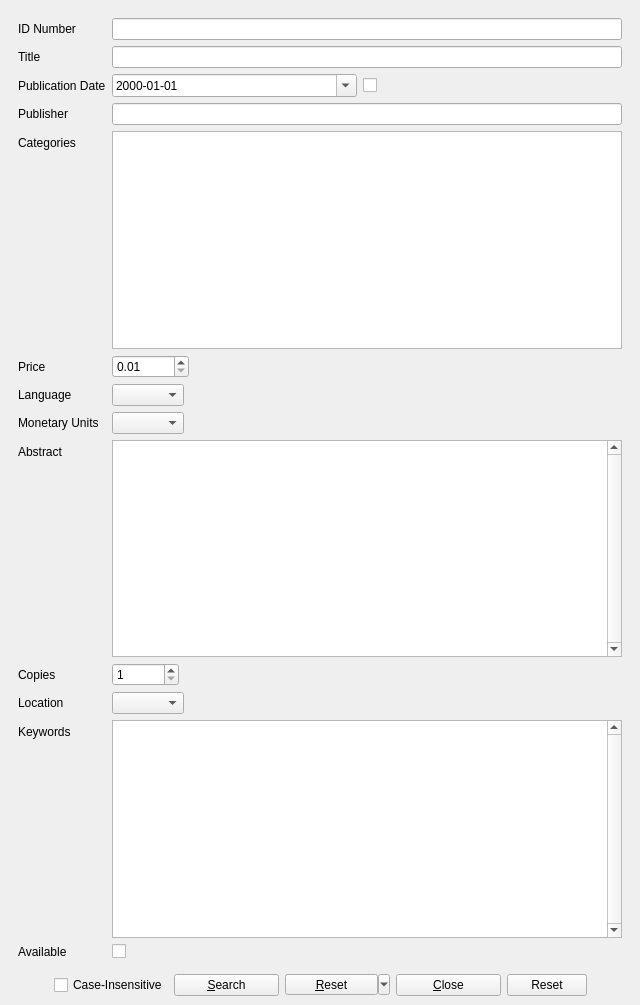
The window that UI/biblioteq_allinfo.ui (textbrowser/biblioteq) describes before a commit, drawn with Qt 5.
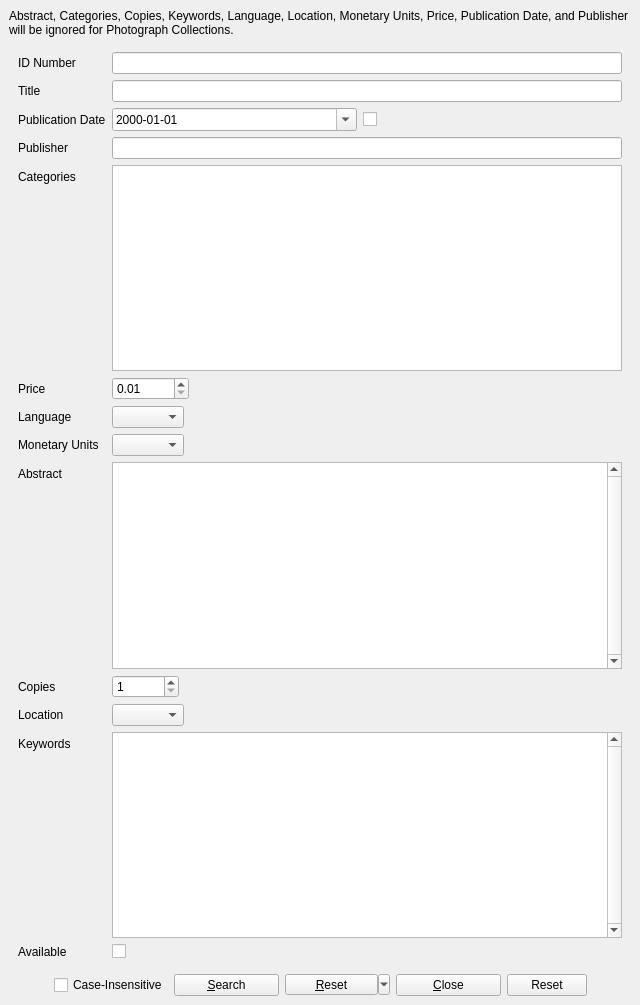
The same window after the commit. Icons and pictures are not drawn.

Commit message: New documentation label.

What changed in the file:
```diff
--- a/UI/biblioteq_allinfo.ui
+++ b/UI/biblioteq_allinfo.ui
@@ -19,6 +19,16 @@
   </property>
   <widget class="QWidget" name="centralwidget">
    <layout class="QVBoxLayout">
+    <item>
+     <widget class="QLabel" name="label_9">
+      <property name="text">
+       <string>&lt;html&gt;&lt;head/&gt;&lt;body&gt;&lt;p&gt;Abstract, Categories, Copies, Keywords, Language, Location, Monetary Units, Price, Publication Date, and Publisher will be ignored for Photograph Collections.&lt;/p&gt;&lt;/body&gt;&lt;/html&gt;</string>
+      </property>
+      <property name="wordWrap">
+       <bool>true</bool>
+      </property>
+     </widget>
+    </item>
     <item>
      <widget class="QScrollArea" name="scrollArea">
       <property name="frameShape">
@@ -33,7 +43,7 @@
          <x>0</x>
          <y>0</y>
          <width>622</width>
-         <height>945</height>
+         <height>914</height>
         </rect>
        </property>
        <layout class="QVBoxLayout" name="verticalLayout">
```
Left out of the diff: 11 changed lines with no effect on the pictures.
